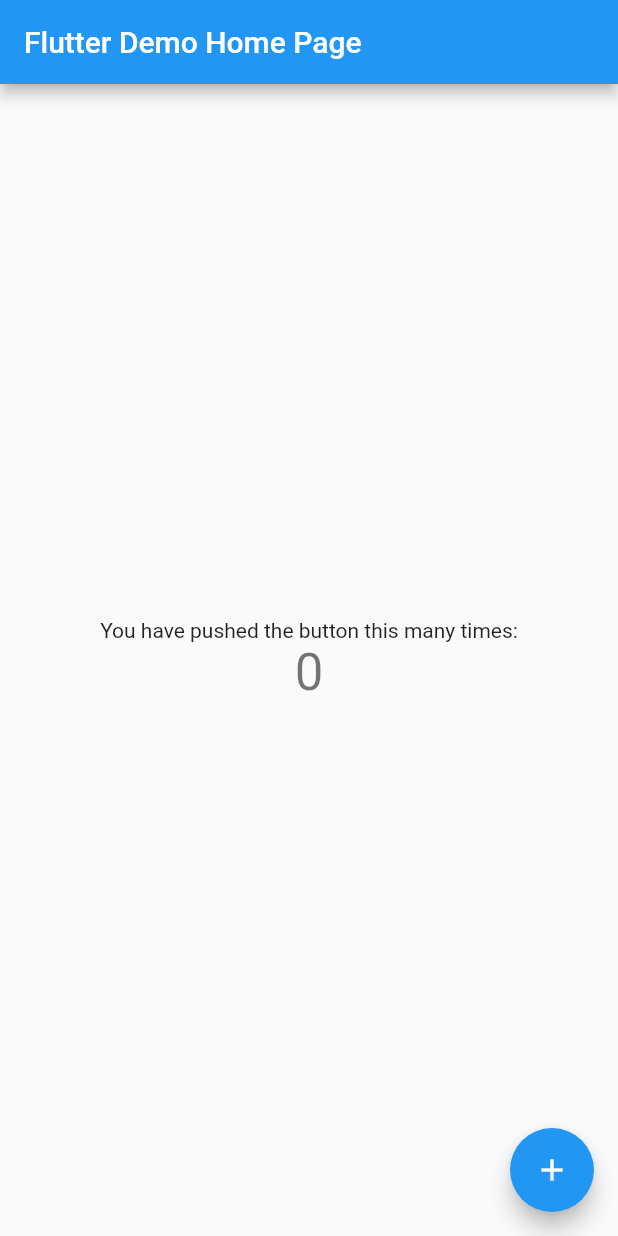
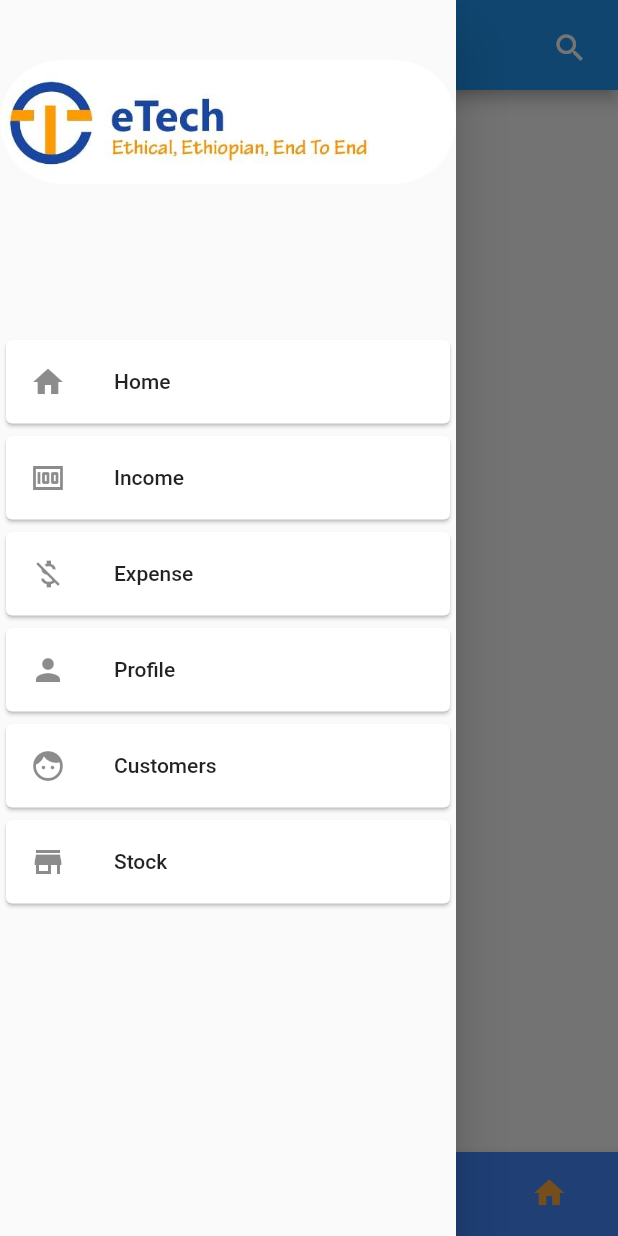
Before and after one commit to beamlakTadesse/etech_ecommece, a Flutter app: the screen it shows after launch, with the side drawer open (before the commit the screen has no drawer), on a phone screen of 412 x 824 dp. Run offline on Flutter 3.47's test engine with Material 2 defaults, Android fonts, the phone set to English and light mode, and no system bars.

Commit message:
home page is added

```diff
--- a/lib/main.dart
+++ b/lib/main.dart
@@ -1,4 +1,6 @@
 import 'package:flutter/material.dart';
+import 'package:flutter_ecommerce/screens/vendors/HomePage.dart';
+
 
 void main() {
   runApp(const MyApp());
@@ -11,105 +13,13 @@ class MyApp extends StatelessWidget {
   @override
   Widget build(BuildContext context) {
     return MaterialApp(
-      title: 'Flutter Demo',
+      title: 'eTech E-commerce',
+      debugShowCheckedModeBanner: false,
       theme: ThemeData(
-        // This is the theme of your application.
-        //
-        // Try running your application with "flutter run". You'll see the
-        // application has a blue toolbar. Then, without quitting the app, try
-        // changing the primarySwatch below to Colors.green and then invoke
-        // "hot reload" (press "r" in the console where you ran "flutter run",
-        // or simply save your changes to "hot reload" in a Flutter IDE).
-        // Notice that the counter didn't reset back to zero; the application
-        // is not restarted.
+
         primarySwatch: Colors.blue,
       ),
-      home: const MyHomePage(title: 'Flutter Demo Home Page'),
+      home: HomePage(),
     );
   }
 }
-
-class MyHomePage extends StatefulWidget {
-  const MyHomePage({Key? key, required this.title}) : super(key: key);
-
-  // This widget is the home page of your application. It is stateful, meaning
-  // that it has a State object (defined below) that contains fields that affect
-  // how it looks.
-
-  // This class is the configuration for the state. It holds the values (in this
-  // case the title) provided by the parent (in this case the App widget) and
-  // used by the build method of the State. Fields in a Widget subclass are
-  // always marked "final".
-
-  final String title;
-
-  @override
-  State<MyHomePage> createState() => _MyHomePageState();
-}
-
-class _MyHomePageState extends State<MyHomePage> {
-  int _counter = 0;
-
-  void _incrementCounter() {
-    setState(() {
-      // This call to setState tells the Flutter framework that something has
-      // changed in this State, which causes it to rerun the build method below
-      // so that the display can reflect the updated values. If we changed
-      // _counter without calling setState(), then the build method would not be
-      // called again, and so nothing would appear to happen.
-      _counter++;
-    });
-  }
-
-  @override
-  Widget build(BuildContext context) {
-    // This method is rerun every time setState is called, for instance as done
-    // by the _incrementCounter method above.
-    //
-    // The Flutter framework has been optimized to make rerunning build methods
-    // fast, so that you can just rebuild anything that needs updating rather
-    // than having to individually change instances of widgets.
-    return Scaffold(
-      appBar: AppBar(
-        // Here we take the value from the MyHomePage object that was created by
-        // the App.build method, and use it to set our appbar title.
-        title: Text(widget.title),
-      ),
-      body: Center(
-        // Center is a layout widget. It takes a single child and positions it
-        // in the middle of the parent.
-        child: Column(
-          // Column is also a layout widget. It takes a list of children and
-          // arranges them vertically. By default, it sizes itself to fit its
-          // children horizontally, and tries to be as tall as its parent.
-          //
-          // Invoke "debug painting" (press "p" in the console, choose the
-          // "Toggle Debug Paint" action from the Flutter Inspector in Android
-          // Studio, or the "Toggle Debug Paint" command in Visual Studio Code)
-          // to see the wireframe for each widget.
-          //
-          // Column has various properties to control how it sizes itself and
-          // how it positions its children. Here we use mainAxisAlignment to
-          // center the children vertically; the main axis here is the vertical
-          // axis because Columns are vertical (the cross axis would be
-          // horizontal).
-          mainAxisAlignment: MainAxisAlignment.center,
-          children: <Widget>[
-            const Text(
-              'You have pushed the button this many times:',
-            ),
-            Text(
-              '$_counter',
-              style: Theme.of(context).textTheme.headline4,
-            ),
-          ],
-        ),
-      ),
-      floatingActionButton: FloatingActionButton(
-        onPressed: _incrementCounter,
-        tooltip: 'Increment',
-        child: const Icon(Icons.add),
-      ), // This trailing comma makes auto-formatting nicer for build methods.
-    );
-  }
-}
--- /dev/null
+++ b/lib/screens/vendors/AppbarWidget.dart
@@ -0,0 +1,30 @@
+import 'package:flutter/material.dart';
+
+class AppbarWidget extends StatelessWidget {
+  const AppbarWidget({
+    Key? key,
+  }) : super(key: key);
+
+  @override
+  Widget build(BuildContext context) {
+    return AppBar(
+      title: Text(
+        "Gebeya",
+      ),
+      actions: [
+        InkWell(
+          borderRadius: BorderRadius.circular(50),
+          onTap: (){
+
+          },
+          child: Padding(
+            padding: const EdgeInsets.all(20),
+            child: Icon(
+              Icons.search
+            ),
+          ),
+        )
+      ],
+    );
+  }
+}
--- /dev/null
+++ b/lib/screens/vendors/DrawerWidget.dart
@@ -0,0 +1,128 @@
+import 'package:flutter/material.dart';
+
+class DrawerWidget extends StatelessWidget {
+  const DrawerWidget({
+    Key? key,
+  }) : super(key: key);
+
+  @override
+  Widget build(BuildContext context) {
+    return Drawer(
+      child: Column(
+
+        children: [
+          Padding(
+            padding: const EdgeInsets.only(top: 40),
+            child: ClipRRect(
+              borderRadius: BorderRadius.circular(50.0),
+              child: Image(
+                height: MediaQuery.of(context).size.height*0.1,
+                width:MediaQuery.of(context).size.width,
+                image: AssetImage(
+                  'assets/images/logo.jpg',
+                ),
+                fit: BoxFit.cover,
+              ),
+            ),
+          ),
+          Padding(
+            padding:EdgeInsets.only(
+
+              top: 100,
+            ),
+            child: Column(
+              mainAxisAlignment:MainAxisAlignment.center,
+              children: [
+                Card(
+                  elevation: 1,
+                  child:InkWell(
+                    onTap: (){
+
+                    },
+                    child: ListTile(
+                      leading: Icon(Icons.home),
+                      title: Text(
+                        'Home'
+                      ),
+                    ),
+                  ),
+                ),
+
+                Card(
+                  elevation: 1,
+                  child: InkWell(
+                    onTap: (){
+
+                    },
+                    child: ListTile(
+                      leading: Icon(Icons.money),
+                      title: Text(
+                        'Income'
+                      ),
+                    ),
+                  ),
+                ),
+                Card(
+                  child: InkWell(
+                    onTap: (){
+
+                    },
+                    child: ListTile(
+                      leading: Icon(Icons.money_off),
+                      title: Text(
+                        'Expense'
+                      ),
+                    ),
+                  ),
+                ),
+                Card(
+                  elevation: 1,
+                  child: InkWell(
+                    onTap: (){
+
+                    },
+                    child: ListTile(
+                      leading: Icon(Icons.person),
+                      title: Text(
+                        'Profile'
+                      ),
+                    ),
+                  ),
+                ),
+                Card(
+                  elevation: 1,
+                  child: InkWell(
+                    onTap: (){
+
+                    },
+                    child: ListTile(
+                      leading: Icon(Icons.face),
+                      title: Text(
+                        'Customers'
+                      ),
+                    ),
+                  ),
+                ),
+                Card(
+                  elevation: 1,
+                  child: InkWell(
+                    onTap: (){
+
+                    },
+                    child: ListTile(
+                      leading: Icon(Icons.store),
+                      title: Text(
+                        'Stock'
+                      ),
+                    ),
+                  ),
+                ),
+
+              ],
+            ),
+          )
+        ],
+      ),
+    );
+  }
+}
--- /dev/null
+++ b/lib/screens/vendors/Home.dart
@@ -0,0 +1,21 @@
+import 'package:flutter/material.dart';
+
+class Home extends StatefulWidget {
+  Home({Key? key}) : super(key: key);
+
+  @override
+  _HomeState createState() => _HomeState();
+}
+
+class _HomeState extends State<Home> {
+  @override
+  Widget build(BuildContext context) {
+    return Container(
+      child: Column(
+        children: [
+
+        ],
+      ),
+    );
+  }
+}
--- /dev/null
+++ b/lib/screens/vendors/HomePage.dart
@@ -0,0 +1,78 @@
+import 'package:flutter/material.dart';
+import 'package:flutter_ecommerce/screens/vendors/AppbarWidget.dart';
+import 'package:flutter_ecommerce/screens/vendors/DrawerWidget.dart';
+
+class HomePage extends StatefulWidget {
+
+  const HomePage({Key? key}) : super(key: key);
+  @override
+  _HomePageState createState() => _HomePageState();
+}
+
+class _HomePageState extends State<HomePage> {
+    int _selectedIndex = 0;
+    void _onItemTapped(int index) {
+      setState(() {
+        _selectedIndex = index;
+      });
+    }
+    static const TextStyle optionStyle = TextStyle(fontSize: 30, fontWeight: FontWeight.bold);
+    static const List<Widget> _widgetOptions = <Widget>[
+    Text(
+      'Index 0: Home',
+      style: optionStyle,
+    ),
+    Text(
+      'Index 1: Business',
+      style: optionStyle,
+    ),
+    Text(
+      'Index 2: School',
+      style: optionStyle,
+    ),
+    Text(
+      'Index 3: School',
+      style: optionStyle,
+    ),
+  ];
+
+  @override
+  Widget build(BuildContext context) {
+    return Scaffold(
+      appBar: PreferredSize(
+        preferredSize: const Size.fromHeight(60),
+        child: AppbarWidget(),
+      ),
+      drawer:DrawerWidget(),
+      body: Center(
+        child: _widgetOptions.elementAt(_selectedIndex),
+      ),
+      bottomNavigationBar: BottomNavigationBar(
+        currentIndex: _selectedIndex,
+        selectedItemColor: Colors.amber[800],
+        onTap: _onItemTapped,
+        elevation: 5,
+        backgroundColor: Colors.black,
+        items: [
+          BottomNavigationBarItem(
+            icon: Icon(Icons.home,color: Colors.orangeAccent,),
+            label: 'Home',
+            backgroundColor: Colors.blueAccent
+          ),
+          BottomNavigationBarItem(
+            icon: Icon(Icons.sell,color: Colors.orangeAccent,),
+            label: 'Sell',
+          ),
+          BottomNavigationBarItem(
+            icon: Icon(Icons.event_note,color: Colors.orangeAccent,),
+            label: 'Products',
+          ),
+          BottomNavigationBarItem(
+            icon: Icon(Icons.home,color: Colors.orangeAccent,),
+            label: 'Home',
+          ),
+        ],
+      ),
+    );
+  }
+}
--- a/pubspec.yaml
+++ b/pubspec.yaml
@@ -58,9 +58,8 @@ flutter:
   uses-material-design: true
 
   # To add assets to your application, add an assets section, like this:
-  # assets:
-  #   - images/a_dot_burr.jpeg
-  #   - images/a_dot_ham.jpeg
+  assets:
+    - assets/images/logo.jpg
 
   # An image asset can refer to one or more resolution-specific "variants", see
   # https://flutter.dev/assets-and-images/#resolution-aware.
```
Also changed, not shown: assets/images/logo.jpg (added), pubspec.lock, 3 other files.
